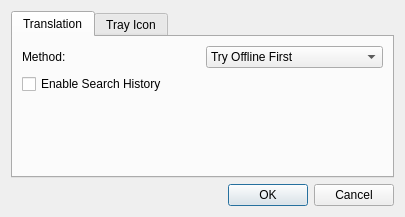
Old version of the form ui/configwindow.ui in the repository jnmbk/boncuk.
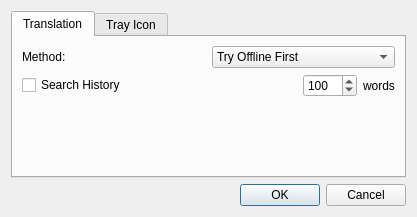
New version of the form. Icons and pictures are not drawn.

```diff
--- a/ui/configwindow.ui
+++ b/ui/configwindow.ui
@@ -40,8 +40,6 @@
       </attribute>
       <layout class="QGridLayout" >
        <item row="0" column="0" >
-        <layout class="QVBoxLayout" >
-         <item>
           <layout class="QHBoxLayout" >
            <item>
             <widget class="QLabel" name="label_2" >
@@ -71,24 +69,62 @@
            </item>
           </layout>
          </item>
+       <item row="1" column="0" >
+        <layout class="QHBoxLayout" >
          <item>
           <widget class="QCheckBox" name="history_enable" >
            <property name="text" >
-            <string>Enable Search History</string>
+            <string>Search History</string>
+           </property>
+          </widget>
+         </item>
+         <item>
+          <spacer>
+           <property name="orientation" >
+            <enum>Qt::Horizontal</enum>
+           </property>
+           <property name="sizeHint" >
+            <size>
+             <width>31</width>
+             <height>20</height>
+            </size>
+           </property>
+          </spacer>
+         </item>
+         <item>
+          <widget class="QSpinBox" name="wordcountSpinBox" >
+           <property name="maximumSize" >
+            <size>
+             <width>60</width>
+             <height>16777215</height>
+            </size>
+           </property>
+           <property name="maximum" >
+            <number>1000</number>
+           </property>
+           <property name="value" >
+            <number>100</number>
+           </property>
+          </widget>
+         </item>
+         <item>
+          <widget class="QLabel" name="wordcount_label" >
+           <property name="text" >
+            <string>words</string>
            </property>
           </widget>
          </item>
         </layout>
        </item>
-       <item row="1" column="0" >
+       <item row="3" column="0" >
         <spacer>
          <property name="orientation" >
           <enum>Qt::Vertical</enum>
          </property>
          <property name="sizeHint" >
           <size>
-           <width>361</width>
-           <height>31</height>
+           <width>373</width>
+           <height>16</height>
           </size>
          </property>
         </spacer>
```
Left out of the diff: 20 changed lines with no effect on the pictures. Lines whose indentation alone changed are shown as unchanged.
